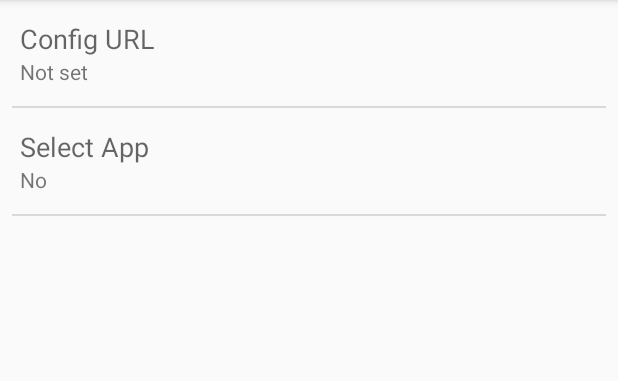
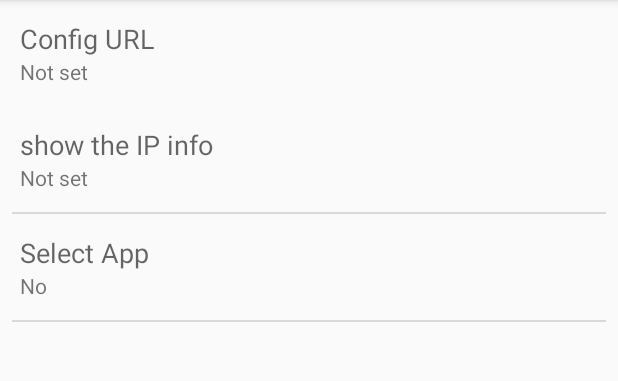
Before and after one commit to IronMan001/ss-android, an Android app: the screen it shows after launch (MainActivity), on a phone screen of 412 x 824 dp, the part 84-465 px from its top. Run offline under Robolectric (Android 15) with nearby library versions, the phone set to English and light mode, and no system bars; libraries missing offline, so code that uses them is left out: com.alibaba.fastjson, com.google.zxing.integration, com.squareup.okhttp.

Commit message:
1做了网络请求操作 2将请求到的批量的数据，随机的选择一个节点进行，初步的效果展示

```diff
--- a/app/build.gradle
+++ b/app/build.gradle
@@ -33,13 +33,12 @@ android {
 
 dependencies {
     compile fileTree(include: ['*.jar'], dir: 'libs')
-
     testCompile 'junit:junit:4.12'
-
     compile 'com.journeyapps:zxing-android-embedded:3.5.0'
     compile 'com.google.zxing:core:3.0.1'
-
     compile 'org.bouncycastle:bcprov-jdk15on:1.57'
     compile 'com.futuremind.recyclerfastscroll:fastscroll:0.2.5'
     compile 'io.reactivex.rxjava2:rxandroid:2.0.1'
+    compile 'com.squareup.okhttp:okhttp:2.7.5'
+    compile 'com.alibaba:fastjson:1.2.39'
 }
--- a/app/src/main/java/com/vm/shadowsocks/ui/MainActivity.java
+++ b/app/src/main/java/com/vm/shadowsocks/ui/MainActivity.java
@@ -26,15 +26,27 @@ import android.widget.Switch;
 import android.widget.TextView;
 import android.widget.Toast;
 
+import com.alibaba.fastjson.JSON;
+import com.alibaba.fastjson.JSONArray;
+import com.alibaba.fastjson.JSONObject;
 import com.google.zxing.integration.android.IntentIntegrator;
 import com.google.zxing.integration.android.IntentResult;
+import com.squareup.okhttp.Callback;
+import com.squareup.okhttp.Request;
+import com.squareup.okhttp.Response;
 import com.vm.shadowsocks.R;
+import com.vm.shadowsocks.bean.VpnInfoBean;
+import com.vm.shadowsocks.constant.MsgConstant;
 import com.vm.shadowsocks.core.AppInfo;
 import com.vm.shadowsocks.core.AppProxyManager;
 import com.vm.shadowsocks.core.LocalVpnService;
 import com.vm.shadowsocks.core.ProxyConfig;
 
+import java.io.IOException;
+import java.net.SocketTimeoutException;
+import java.util.ArrayList;
 import java.util.Calendar;
+import java.lang.Integer;
 
 public class MainActivity extends Activity implements
         View.OnClickListener,
@@ -52,7 +64,7 @@ public class MainActivity extends Activity implements
     private Switch switchProxy;
     private TextView textViewLog;
     private ScrollView scrollViewLog;
-    private TextView textViewProxyUrl, textViewProxyApp;
+    private TextView textViewProxyUrl, textViewProxyApp,textViewProxyUrlshow;
     private Calendar mCalendar;
 
     @Override
@@ -63,9 +75,11 @@ public class MainActivity extends Activity implements
         scrollViewLog = (ScrollView) findViewById(R.id.scrollViewLog);
         textViewLog = (TextView) findViewById(R.id.textViewLog);
         findViewById(R.id.ProxyUrlLayout).setOnClickListener(this);
+        findViewById(R.id.ProxyUrlShow).setOnClickListener(this);
         findViewById(R.id.AppSelectLayout).setOnClickListener(this);
 
         textViewProxyUrl = (TextView) findViewById(R.id.textViewProxyUrl);
+        textViewProxyUrlshow = (TextView) findViewById(R.id.textViewProxyUrlshow);
         String ProxyUrl = readProxyUrl();
         if (TextUtils.isEmpty(ProxyUrl)) {
             textViewProxyUrl.setText(R.string.config_not_set_value);
@@ -80,7 +94,7 @@ public class MainActivity extends Activity implements
         LocalVpnService.addOnStatusChangedListener(this);
 
         //Pre-App Proxy
-        if (AppProxyManager.isLollipopOrAbove){
+        if (AppProxyManager.isLollipopOrAbove) {
             new AppProxyManager(this);
             textViewProxyApp = (TextView) findViewById(R.id.textViewAppSelectDetail);
         } else {
@@ -142,7 +156,7 @@ public class MainActivity extends Activity implements
             return;
         }
 
-        if (v.getTag().toString().equals("ProxyUrl")){
+        if (v.getTag().toString().equals("ProxyUrl")) {
             new AlertDialog.Builder(this)
                     .setTitle(R.string.config_url)
                     .setItems(new CharSequence[]{
@@ -162,9 +176,19 @@ public class MainActivity extends Activity implements
                         }
                     })
                     .show();
-        } else if (v.getTag().toString().equals("AppSelect")){
+        } else if (v.getTag().toString().equals("AppSelect")) {
             System.out.println("abc");
             startActivity(new Intent(this, AppManager.class));
+        } else if (v.getTag().toString().equals("ProxyUrlshow")){
+            System.out.println("radom");
+            if(info.size()==0){
+                Toast.makeText(this, "请先获取IP", Toast.LENGTH_SHORT).show();
+            }else{
+                int radom=(int)Math.floor(Math.random()*(info.size()));
+                VpnInfoBean vpnb=info.get(radom);
+                String show="Account:"+vpnb.getIpadd()+",\n密码:"+vpnb.getPassword()+",端口:"+vpnb.getPort()+",\n加密方式:"+vpnb.getSalt_pwd_type()+",国家地区:"+vpnb.getLocation()+",\n连接健康度:"+vpnb.getHealthe()+",时间:"+vpnb.getCurrt_time();
+                textViewProxyUrlshow.setText(show);
+            }
         }
     }
 
@@ -357,6 +381,11 @@ public class MainActivity extends Activity implements
                         .show();
 
                 return true;
+            case R.id.menu_item_refresh:
+                request_count_failed=0;
+                String url= MsgConstant.URL1 + System.currentTimeMillis();
+                createNETRequest(url);
+                return true;
             case R.id.menu_item_toggle_global:
                 ProxyConfig.Instance.globalMode = !ProxyConfig.Instance.globalMode;
                 if (ProxyConfig.Instance.globalMode) {
@@ -389,4 +418,70 @@ public class MainActivity extends Activity implements
         super.onDestroy();
     }
 
+    ArrayList<VpnInfoBean> info = new ArrayList<VpnInfoBean>();
+
+    //请求循环次数
+    private int request_count_failed=0;
+    /**
+     * 发起网络请求操作
+     */
+    protected  void createNETRequest(String url){
+        info.clear();
+        String result="";
+
+//        try {
+//            result = NetUtils.getStringFromServer(url);
+//        } catch (IOException e) {
+//            //e.printStackTrace();
+//            Log.e("networkErr",e.getMessage());
+//        }
+
+        Request request = new Request.Builder().url(url).build();
+       NetUtils.enqueue(request, new Callback() {
+            @Override
+            public void onFailure(Request request, IOException e) {
+                Toast.makeText(getApplicationContext(),e.getMessage(),Toast.LENGTH_SHORT).show();
+                if (e.getCause().equals(SocketTimeoutException.class)){
+                   if( request_count_failed>5){
+                       return; //停止网络请求
+                   }
+                    String url2=MsgConstant.URL2 + System.currentTimeMillis();
+//                    NetUtils.getInstance().enqueue(request,url2);
+                    createNETRequest(url2);
+                    request_count_failed++;
+                }
+
+            }
+
+            @Override
+            public void onResponse(Response response) throws IOException {
+                if (response.isSuccessful()) {
+                    final String responseUrl = response.body().string();
+//                    return responseUrl;
+//                    Log.d("info",responseUrl);
+//                    Toast.makeText(getApplicationContext(),responseUrl,Toast.LENGTH_SHORT).show();
+                    runOnUiThread(new Runnable() {
+                        @Override
+                        public void run() {
+                            onLogReceived(responseUrl);
+                        }
+                    });
+
+                    JSONObject jsonObject=JSON.parseObject(responseUrl);
+                    JSONArray jsonarr=jsonObject.getJSONArray("data");
+//                    JSONArray jsonarr=JSONArray.parseArray(responseUrl);
+
+                    for(int i=0;i<jsonarr.size();i++){
+                        JSONArray arr=(JSONArray)jsonarr.get(i);
+                        String zero=arr.get(0).toString();
+                        int first=Integer.valueOf(zero).intValue();
+                        VpnInfoBean vpn = new VpnInfoBean(first,arr.get(1).toString(),arr.get(2).toString(),arr.get(3).toString(),arr.get(4).toString(),arr.get(5).toString(),arr.get(6).toString());
+                        info.add(vpn);
+                    }
+                }
+
+            }
+        });
+    }
+
 }
--- a/app/src/main/res/layout/activity_main.xml
+++ b/app/src/main/res/layout/activity_main.xml
@@ -20,6 +20,30 @@
 
         <TextView
             android:id="@+id/textViewProxyUrl"
+            android:layout_width="wrap_content"
+            android:layout_height="wrap_content"
+            android:text="@string/config_not_set_value"
+            android:textAppearance="?android:attr/textAppearanceSmall" />
+
+    </LinearLayout>
+
+    <LinearLayout
+        android:id="@+id/ProxyUrlShow"
+        android:layout_width="wrap_content"
+        android:layout_height="wrap_content"
+        android:orientation="vertical"
+        android:tag="ProxyUrlshow"
+        android:padding="13dp">
+
+        <TextView
+            android:id="@+id/textViewProxyUrlTitleshow"
+            android:layout_width="wrap_content"
+            android:layout_height="wrap_content"
+            android:text="@string/config_url_get"
+            android:textAppearance="?android:attr/textAppearanceMedium" />
+
+        <TextView
+            android:id="@+id/textViewProxyUrlshow"
             android:layout_width="wrap_content"
             android:layout_height="wrap_content"
             android:text="@string/config_not_set_value"
--- a/app/src/main/res/menu/main_activity_actions.xml
+++ b/app/src/main/res/menu/main_activity_actions.xml
@@ -8,6 +8,10 @@
     <item
         android:id="@+id/menu_item_toggle_global"
         android:title="@string/menu_item_toggle_global"></item>
+
+    <item android:id="@+id/menu_item_refresh"
+        android:title="@string/refresh_btn"></item>
+
     <item
         android:id="@+id/menu_item_about"
         android:title="@string/menu_item_about"></item>
--- a/app/src/main/res/values/strings.xml
+++ b/app/src/main/res/values/strings.xml
@@ -22,4 +22,6 @@
     <string name="exit_confirm_info">This will disconnect the VPN connection, Are you sure to exit?</string>
     <string name="err_invalid_url">The config URL is invalid.</string>
     <string name="config_url_hint">ss://method:password@host:port</string>
+    <string name="refresh_btn">refresh change IP</string>
+    <string name="config_url_get">show the IP info</string>
 </resources>
```
Also changed, not shown: app/src/main/java/com/vm/shadowsocks/bean/VpnInfoBean.java (added, +111 -0 lines), app/src/main/java/com/vm/shadowsocks/constant/MsgConstant.java (added, +10 -0 lines), app/src/main/java/com/vm/shadowsocks/ui/NetUtils.java (added, +130 -0 lines), 1 other file.
